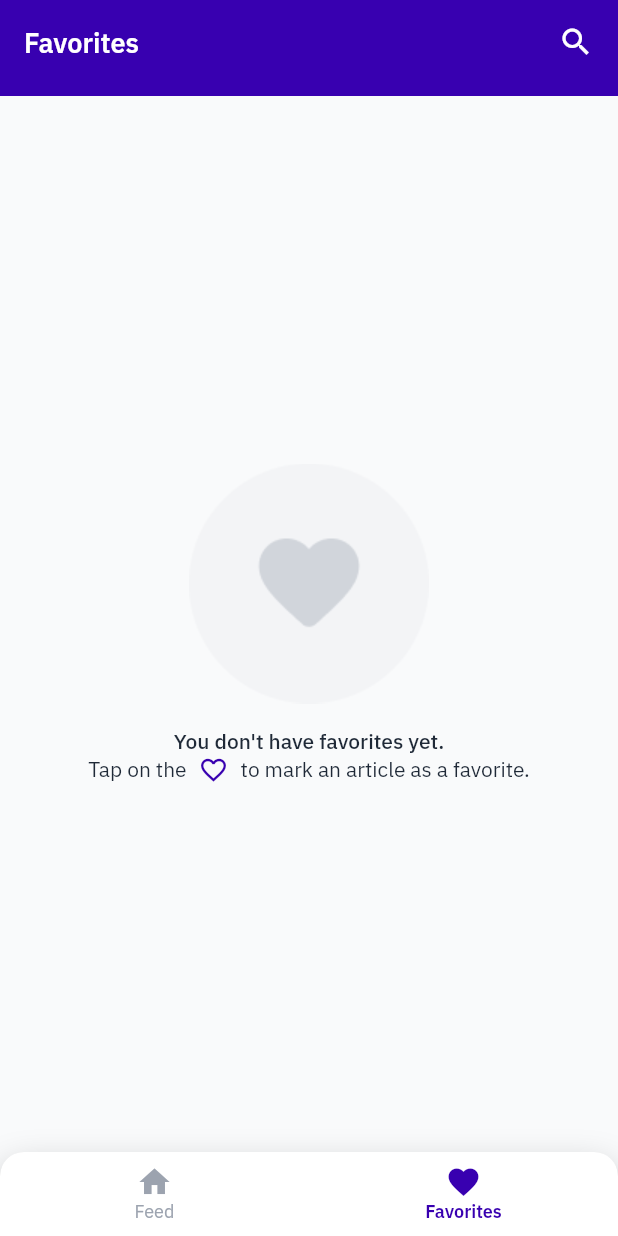
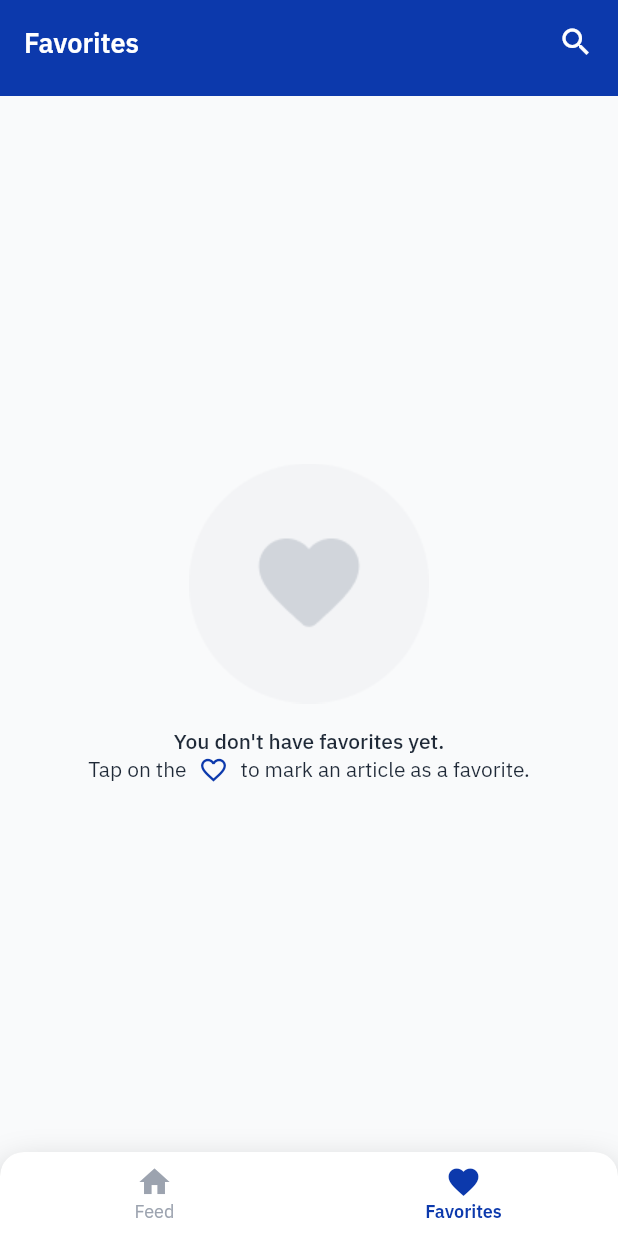
Before and after one commit to fabiancrx/spaceflight_news, a Flutter app: the screen it shows after launch, item 2 of the bottom bar chosen, on a phone screen of 412 x 824 dp. Run offline on Flutter 3.47's test engine with Material 2 defaults, Android fonts, the phone set to English and light mode, and no system bars; our stand-ins replace dio, flutter_riverpod, google_fonts, shared_preferences; generated files the repository leaves out were written again; network calls fail.

Commit message:
Perfect NewsDetail, add progressIndicator to NoData page's

```diff
--- a/lib/l10n/arb/app_en.arb
+++ b/lib/l10n/arb/app_en.arb
@@ -3,6 +3,7 @@
   "appTitle": "Spaceflight News",
   "favorites": "Favorites",
   "feed": "Feed",
+  "by": "By",
 
   "noNewsYet": "There are no news yet",
   "newsFeed": "News feed",
--- a/lib/main.dart
+++ b/lib/main.dart
@@ -31,10 +31,14 @@ var theme = Provider((_) => AppTheme(isDark: false));
 
 void main() async {
   WidgetsFlutterBinding.ensureInitialized();
+
+
   var _sharedPreferences = await SharedPreferences.getInstance();
 
   runApp(ProviderScope(
-    overrides: [sharedPreferences.overrideWithValue(_sharedPreferences)],
+    overrides: [
+      sharedPreferences.overrideWithValue(_sharedPreferences),
+    ],
     child: Consumer(
       builder: (_, watch, child) {
         return MaterialApp(
--- a/lib/src/common/theme.dart
+++ b/lib/src/common/theme.dart
@@ -77,7 +77,7 @@ class TextStyles {
 }
 
 class OnePlaceColor {
-  static const accent = Color(0xff3800b0); // primary color
+  static const accent = Color(0xff0C39AC); // primary color
   static const gray900 = Color(0xff111827); // activeTab Text, detail appBar
   static const gray800 = Color(0xff1F2937); // fonts in not found screens, card title
   static const gray700 = Color(0xff374151); // restingTab Text
--- a/lib/src/common/widget/no_data.dart
+++ b/lib/src/common/widget/no_data.dart
@@ -5,43 +5,62 @@ class NoData extends StatelessWidget {
   final ImageProvider image;
   final String text;
   final Widget? child;
+  final bool isLoading;
 
-  const NoData({Key? key, required this.image, required this.text, this.child}) : super(key: key);
+  const NoData({
+    Key? key,
+    required this.image,
+    required this.text,
+    this.child,
+    this.isLoading = false,
+  }) : super(key: key);
 
   @override
   Widget build(BuildContext context) {
-    late final Widget textWidget;
+    late final List<Widget> textWidget;
     if (child != null) {
-      textWidget = Column(
-        mainAxisAlignment: MainAxisAlignment.center,
-        children: [
+      textWidget = [
         Text(
           text,
           style: TextStyles.caption2,
         ),
         child!
-        ],
-      );
+      ];
     } else {
-      textWidget = Text(
+      textWidget = [
+        Text(
           text,
           style: TextStyles.caption2,
-      );
+        )
+      ];
     }
 
-    return Center(
-        child: Column(
-      mainAxisSize: MainAxisSize.min,
+    return Stack(
+      fit: StackFit.expand,
+      children: [
+        if(isLoading)Align(
+          alignment: AlignmentDirectional.topCenter,
+          child: LinearProgressIndicator(
+            valueColor: AlwaysStoppedAnimation<Color>(
+              Theme.of(context).primaryColor.withOpacity(.33),
+            ),
+          ),
+        ),
+
+        Column(
+          mainAxisAlignment: MainAxisAlignment.center,
+          crossAxisAlignment: CrossAxisAlignment.center,
+
           children: [
             Image(
               image: image,
               fit: BoxFit.cover,
             ),
-        Padding(
-          padding: const EdgeInsets.only(top: 16),
-          child: textWidget,
-        )
+            SizedBox(height: 16),
+            ...textWidget
           ],
-    ));
+        ),
+      ],
+    );
   }
 }
--- a/lib/src/news/feed_page.dart
+++ b/lib/src/news/feed_page.dart
@@ -1,5 +1,6 @@
 import 'package:flutter/foundation.dart';
 import 'package:flutter/material.dart';
+import 'package:flutter/services.dart';
 import 'package:flutter_riverpod/flutter_riverpod.dart';
 import 'package:spaceflight_news/main.dart';
 import 'package:spaceflight_news/resources/resources.dart';
@@ -22,6 +23,15 @@ final newsListProvider = FutureProvider<List<New>?>((ref) {
       return _feedViewModel.getFavoriteNews();
   }
 });
+final _noDataWidget = Provider.family<Widget, bool>((ref, isLoading) {
+  var tab = ref.watch(_currentBottomBarItem);
+  switch (tab.state) {
+    case BottomBarItem.feed:
+      return NoNews(isLoading: isLoading);
+    case BottomBarItem.favorites:
+      return NoFavorites(isLoading: isLoading);
+  }
+});
 
 class NewsFeed extends StatelessWidget {
   const NewsFeed({Key? key}) : super(key: key);
@@ -35,17 +45,15 @@ class NewsFeed extends StatelessWidget {
 
         late String title;
         late String subTitle;
-        late Widget noData;
-        switch (BottomBarItem.values[bottomBar.state.index]) {
+
+        switch (bottomBar.state) {
           case BottomBarItem.feed:
             title = context.l10n.feed;
             subTitle = context.l10n.newsFeed;
-            noData = _noNews(context);
             break;
           case BottomBarItem.favorites:
             title = context.l10n.favorites;
             subTitle = context.l10n.favoriteArticles;
-            noData = _noFavorites(context);
             break;
         }
 
@@ -57,13 +65,15 @@ class NewsFeed extends StatelessWidget {
                   title: Text(title, style: TextStyles.h1),
                   centerTitle: false,
                   elevation: 0,
+                  brightness: Brightness.light,
+                  backwardsCompatibility: false,
+                  systemOverlayStyle: SystemUiOverlayStyle(
+                      statusBarColor: Theme.of(context).backgroundColor,
+                      statusBarIconBrightness: Theme.of(context).brightness.invert()),
                   actions: [
                     Padding(
                       padding: const EdgeInsets.only(right: 16),
-                      child: Icon(
-                        Icons.search,
-                        size: 24,
-                      ),
+                      child: Icon(Icons.search, size: 24),
                     )
                   ],
                 )),
@@ -77,7 +87,7 @@ class NewsFeed extends StatelessWidget {
                     data: (data) {
                       final news = data.value;
                       if (news == null || news.isEmpty) {
-                        return noData;
+                        return watch(_noDataWidget(false));
                       }
 
                       return Column(
@@ -100,7 +110,7 @@ class NewsFeed extends StatelessWidget {
                         ],
                       );
                     },
-                    loading: (_) => noData,
+                    loading: (_) => watch(_noDataWidget(true)),
                     error: (error) => Center(
                           child: Text(error.toString()),
                         ))));
@@ -109,10 +119,27 @@ class NewsFeed extends StatelessWidget {
   }
 }
 
-Widget _noNews(BuildContext context) => NoData(image: AssetImage(AssetIcon.notFoundNew), text: context.l10n.noNewsYet);
+class NoNews extends StatelessWidget {
+  final bool isLoading;
 
-Widget _noFavorites(BuildContext context) => NoData(
+  const NoNews({Key? key, this.isLoading = false}) : super(key: key);
+
+  @override
+  Widget build(BuildContext context) {
+    return NoData(isLoading: isLoading, image: AssetImage(AssetIcon.notFoundNew), text: context.l10n.noNewsYet);
+  }
+}
+
+class NoFavorites extends StatelessWidget {
+  final bool isLoading;
+
+  const NoFavorites({Key? key, this.isLoading = false}) : super(key: key);
+
+  @override
+  Widget build(BuildContext context) {
+    return NoData(
       image: AssetImage(AssetIcon.notFoundHeart),
+      isLoading: isLoading,
       text: context.l10n.favoritesNoResults,
       child: Row(
         children: [
@@ -136,6 +163,8 @@ Widget _noFavorites(BuildContext context) => NoData(
         mainAxisAlignment: MainAxisAlignment.center,
       ),
     );
+  }
+}
 
 class FeedHeader extends StatelessWidget {
   final String text;
@@ -163,10 +192,8 @@ class FeedHeader extends StatelessWidget {
   }
 }
 
-/// A provider that exposes only the current bottomBar
+/// A provider that exposes the current bottomBar
 final _currentBottomBarItem = ChangeNotifierProvider((ref) => BottomBar());
-
-
 
 class BottomNavBar extends ConsumerWidget {
   const BottomNavBar({Key? key}) : super(key: key);
--- a/pubspec.yaml
+++ b/pubspec.yaml
@@ -16,6 +16,7 @@ dependencies:
   flutter_localizations:
     sdk: flutter
   intl: ^0.17.0
+
   shared_preferences: ^2.0.5
   dio: ^4.0.0
   flutter_riverpod: ^0.14.0+3
```
Also changed, not shown: lib/src/common/extensions.dart (+12 -0 lines), lib/src/common/widget/placeholder_image.dart (added, +43 -0 lines), lib/src/news/news_card.dart (+22 -7 lines), 1 other file. Lines whose indentation alone changed are shown as unchanged.
